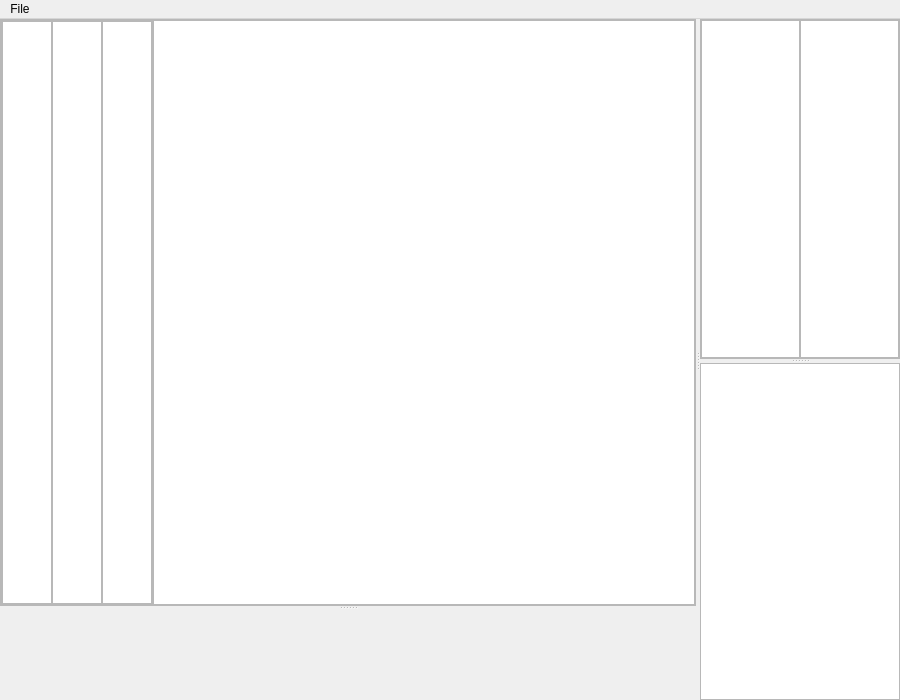
Old version of the form debugger.ui in the repository HazeSystem/Chip-8-Qt.
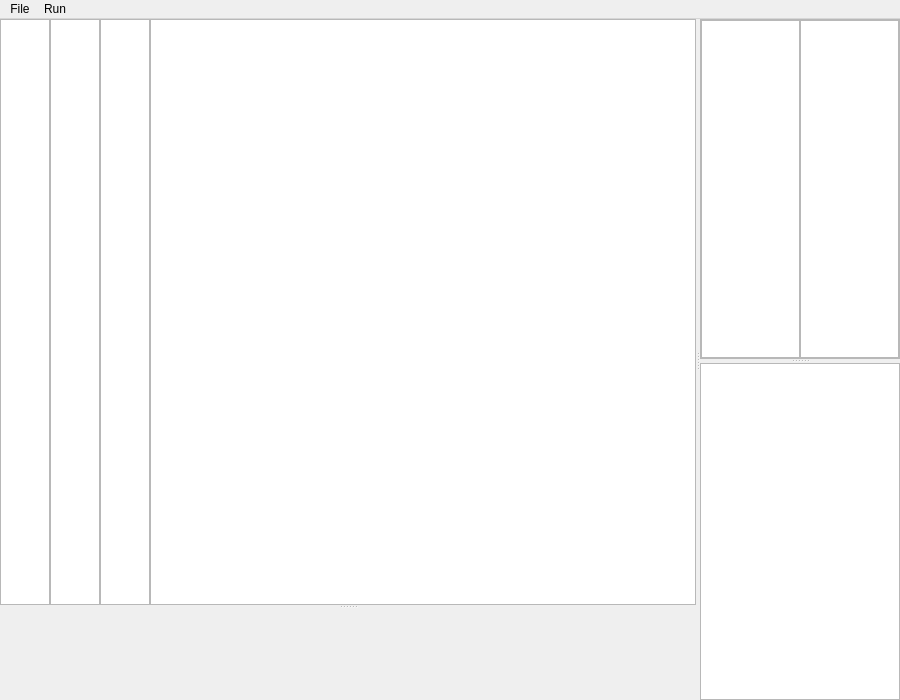
New version of the form. Custom widgets are drawn as their Qt base class.

```diff
--- a/debugger.ui
+++ b/debugger.ui
@@ -44,10 +44,10 @@
        </property>
        <widget class="QFrame" name="frame">
         <property name="frameShape">
-         <enum>QFrame::StyledPanel</enum>
+         <enum>QFrame::NoFrame</enum>
         </property>
         <property name="frameShadow">
-         <enum>QFrame::Raised</enum>
+         <enum>QFrame::Plain</enum>
         </property>
         <layout class="QHBoxLayout" name="horizontalLayout_3">
          <property name="spacing">
@@ -74,10 +74,13 @@
             </sizepolicy>
            </property>
            <property name="frameShape">
-            <enum>QFrame::StyledPanel</enum>
+            <enum>QFrame::NoFrame</enum>
            </property>
            <property name="frameShadow">
-            <enum>QFrame::Raised</enum>
+            <enum>QFrame::Plain</enum>
+           </property>
+           <property name="lineWidth">
+            <number>1</number>
            </property>
            <layout class="QHBoxLayout" name="horizontalLayout_2">
             <property name="spacing">
@@ -221,7 +224,15 @@
     </property>
     <addaction name="actionExit"/>
    </widget>
+   <widget class="QMenu" name="menuDebug">
+    <property name="title">
+     <string>Run</string>
+    </property>
+    <addaction name="actionRun"/>
+    <addaction name="actionRun_to_Next_Line"/>
+   </widget>
    <addaction name="menuFile"/>
+   <addaction name="menuDebug"/>
   </widget>
   <action name="actionExit">
    <property name="text">
```
Left out of the diff: 16 changed lines with no effect on the pictures.
